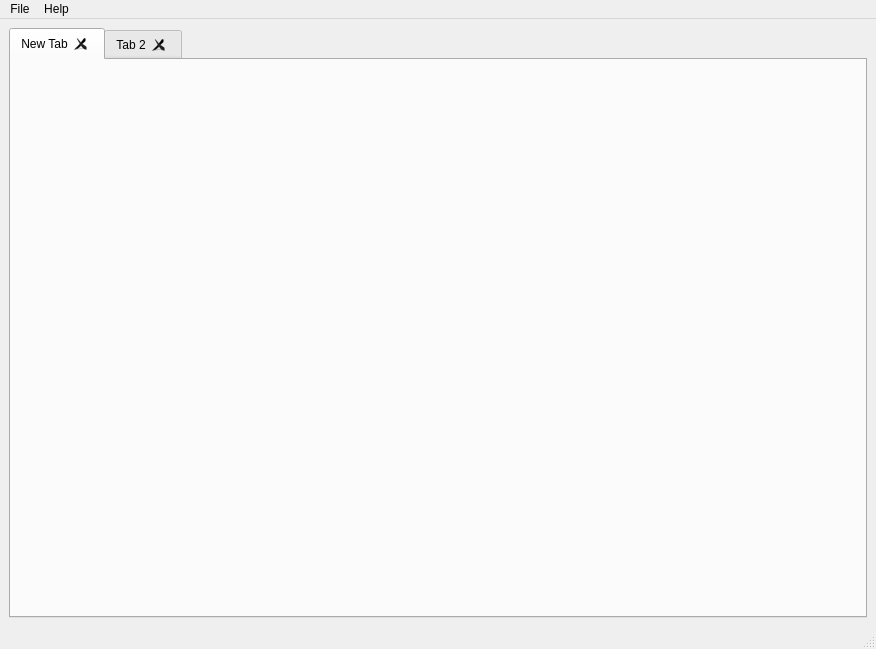
Above: pingpung/ppui/maingui.ui from RainDogSoftware/pingpung before the change. Below: the same form after it.
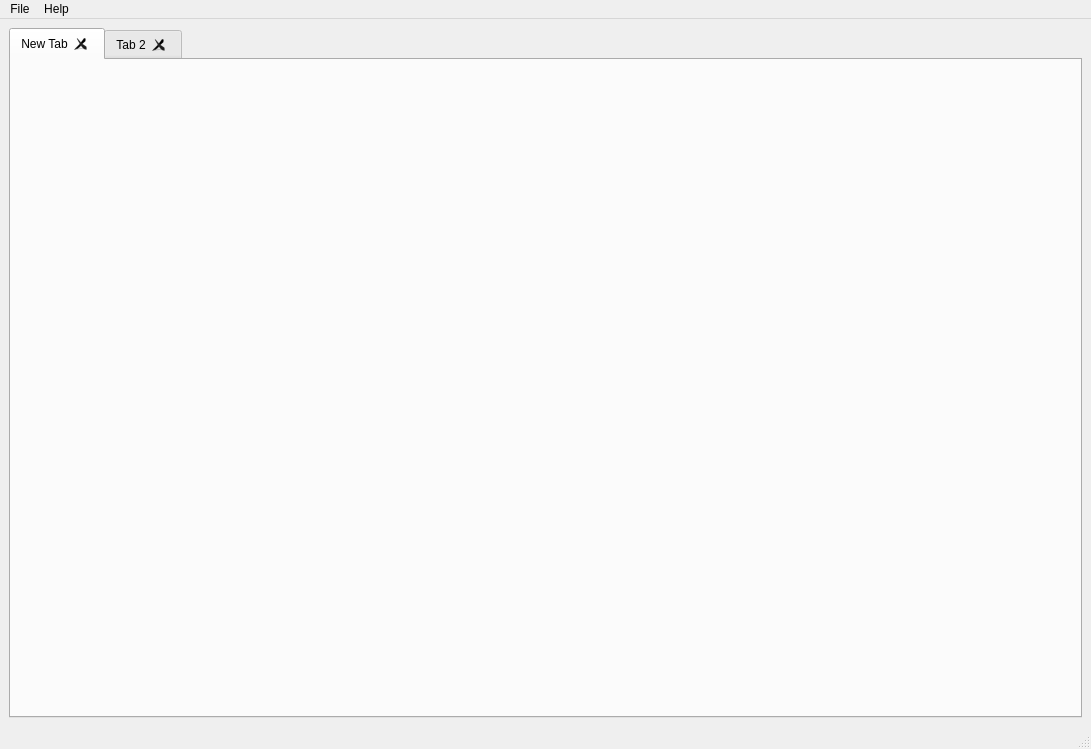
That is the form after the change.

Patch:
```diff
--- a/pingpung/ppui/maingui.ui
+++ b/pingpung/ppui/maingui.ui
@@ -6,8 +6,8 @@
    <rect>
     <x>0</x>
     <y>0</y>
-    <width>876</width>
-    <height>649</height>
+    <width>1091</width>
+    <height>749</height>
    </rect>
   </property>
   <property name="windowTitle">
@@ -52,7 +52,7 @@
     <rect>
      <x>0</x>
      <y>0</y>
-     <width>876</width>
+     <width>1091</width>
      <height>27</height>
     </rect>
    </property>
```
